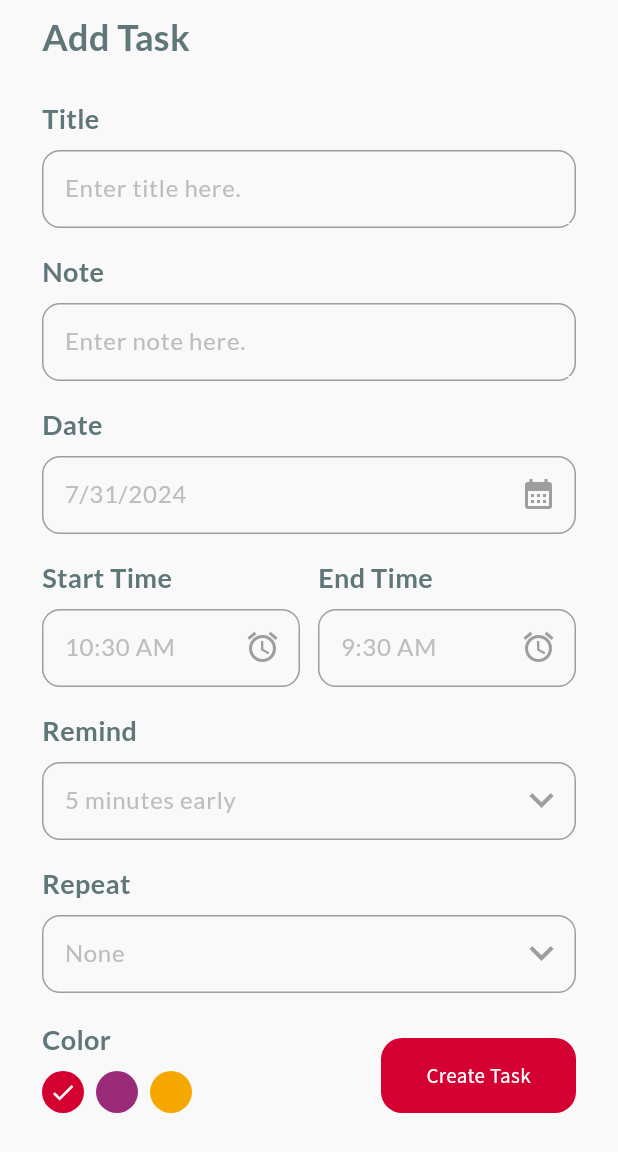
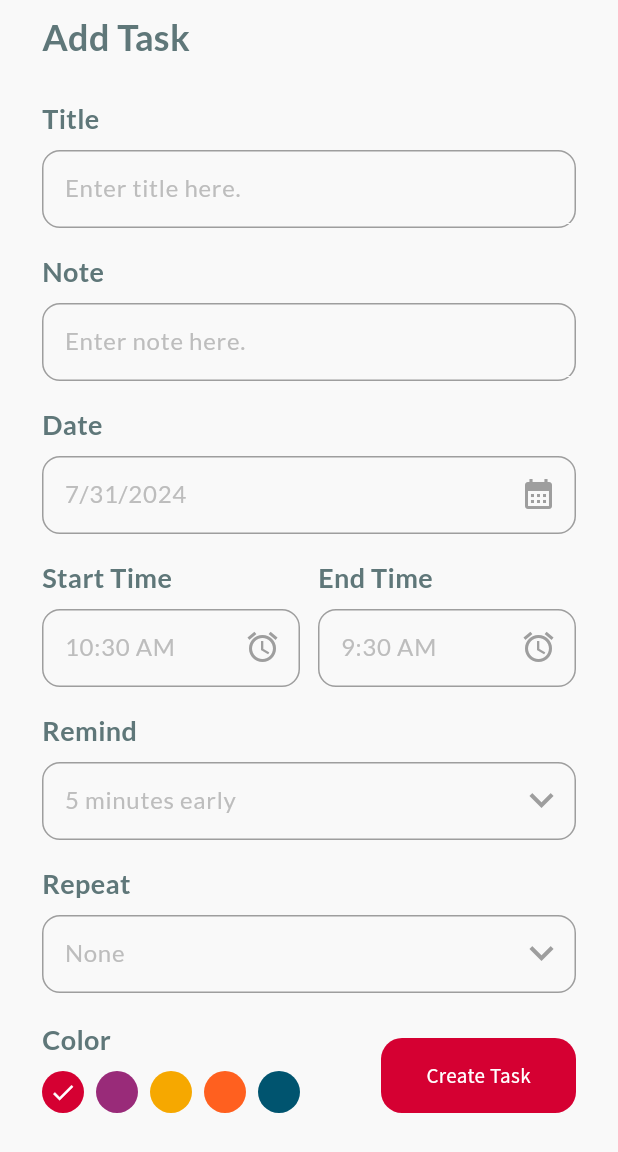
Before and after one commit to JohnNixon6972/EPIC-Think-Learn, a Flutter app: the AddTaskPage screen opened directly, on a phone screen of 412 x 824 dp, the part 84-1236 px from its top. Run offline on Flutter 3.47's test engine with Material 3 defaults, Android fonts, the phone set to English and light mode, and no system bars; our stand-ins replace animated_text_kit, cached_network_image, cloud_firestore, confetti, date_picker_timeline, firebase_auth and 16 more; missing offline and left inert: circular_reveal_animation, morphable_shape, spring; accounts and stored records are empty; network calls fail.

Commit message:
added extra colors in taskmaster

```diff
--- a/epic/lib/cores/activities/task_master/pages/add_task_page.dart
+++ b/epic/lib/cores/activities/task_master/pages/add_task_page.dart
@@ -214,7 +214,6 @@ class _AddTaskPageState extends State<AddTaskPage> {
                   widget: Row(
                     children: [
                       DropdownButton<String>(
-                          dropdownColor: Colors.blueGrey,
                           icon: const Icon(
                             Icons.keyboard_arrow_down,
                             color: Colors.grey,
@@ -236,7 +235,6 @@ class _AddTaskPageState extends State<AddTaskPage> {
                               value: value,
                               child: Text(
                                 value,
-                                style: const TextStyle(color: Colors.white),
                               ),
                             );
                           }).toList()),
@@ -321,6 +319,13 @@ class _AddTaskPageState extends State<AddTaskPage> {
   }
 
   _colorChips() {
+    final List<Color> bgColors = [
+      AppConstants.primaryColor,
+      AppConstants.memoryColor,
+      AppConstants.attentionColor,
+      AppConstants.inhibitionColor,
+      AppConstants.planningColor,
+    ];
     return Column(crossAxisAlignment: CrossAxisAlignment.start, children: [
       Text(
         "Color",
@@ -331,7 +336,7 @@ class _AddTaskPageState extends State<AddTaskPage> {
       ),
       Wrap(
         children: List<Widget>.generate(
-          3,
+          5,
           (int index) {
             return GestureDetector(
               onTap: () {
@@ -343,11 +348,7 @@ class _AddTaskPageState extends State<AddTaskPage> {
                 padding: const EdgeInsets.only(right: 8.0),
                 child: CircleAvatar(
                   radius: 14,
-                  backgroundColor: index == 0
-                      ? AppConstants.primaryColor
-                      : index == 1
-                          ? AppConstants.memoryColor
-                          : AppConstants.attentionColor,
+                  backgroundColor: bgColors[index],
                   child: index == _selectedColor
                       ? const Center(
                           child: Icon(
```
Also changed, not shown: epic/lib/cores/activities/task_master/widgets/task_tile.dart (+9 -10 lines).
